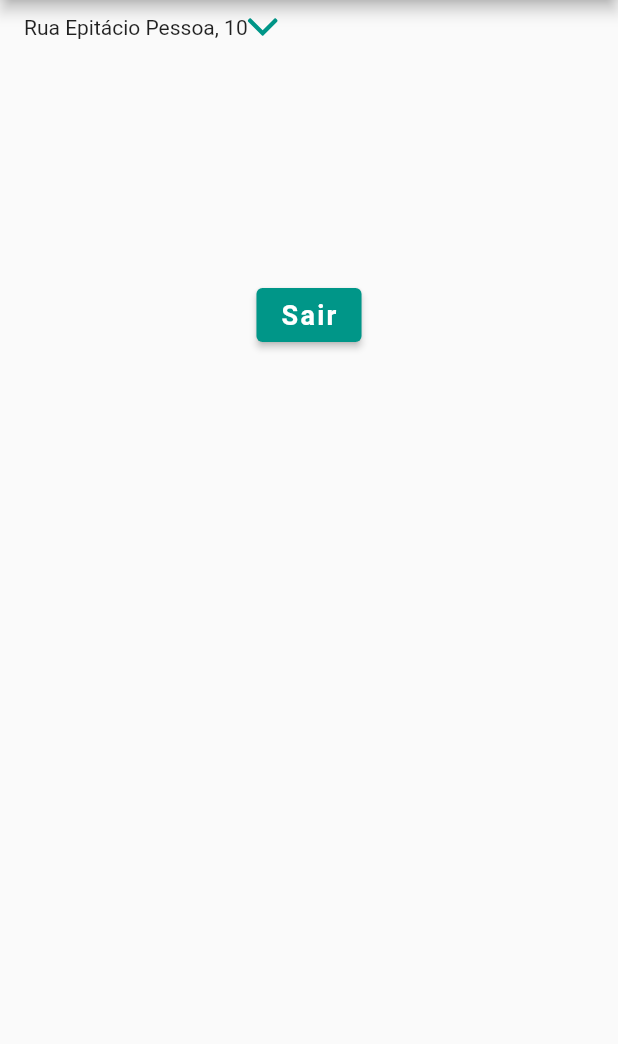
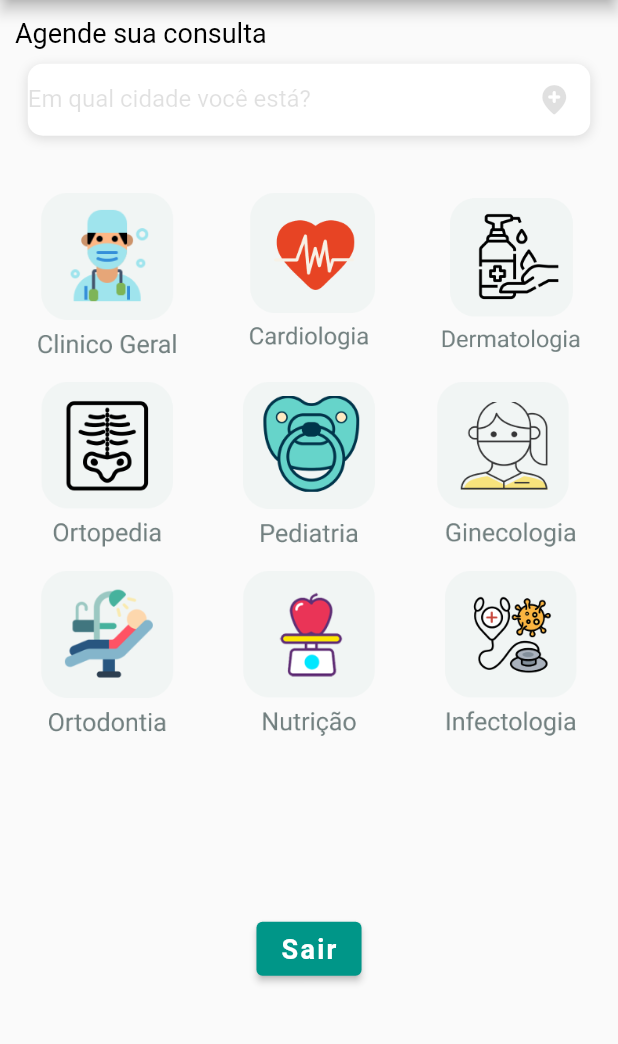
Before and after one commit to DoctorPlusApp/DoctorPlus, a Flutter app: the ContentPage screen opened directly, on a phone screen of 412 x 824 dp, the part 84-1128 px from its top. Run offline on Flutter 3.47's test engine with Material 2 defaults, Android fonts, the phone set to English and light mode, and no system bars; our stand-ins replace flutter_svg; Roboto replaces fonts that are missing (OpenSans).

Commit message:
feat: add new assets and implements content page

```diff
--- a/lib/views/content/content_page.dart
+++ b/lib/views/content/content_page.dart
@@ -1,6 +1,7 @@
-import 'package:doctor_plus_app/views/content/components/header_local_component.dart';
+import 'package:doctor_plus_app/utilities/constants.dart';
 import 'package:doctor_plus_app/views/content/login_screen.dart';
 import 'package:flutter/material.dart';
+import '/utilities/constants.dart';
 
 class ContentPage extends StatelessWidget {
   @override
@@ -16,9 +17,114 @@ class ContentPage extends StatelessWidget {
           backgroundColor: Colors.white,
         ),
         body: Column(
+          mainAxisAlignment: MainAxisAlignment.center,
           children: [
-        HeaderLocationComponent(
-          location: 'Rua Epitácio Pessoa, 10',
+            Container(
+              alignment: Alignment.centerLeft,
+              padding: EdgeInsets.all(10),
+              child: RichText(
+                text: TextSpan(
+                  children: [
+                    TextSpan(
+                      text: 'Agende sua consulta',
+                      style: TextStyle(
+                        color: Colors.black,
+                        fontSize: 18.0,
+                        fontWeight: FontWeight.w400,
+                      ),
+                    ),
+                  ],
+                ),
+              ),
+            ),
+            Container(
+              decoration: kBoxDecorationStyle,
+              margin: const EdgeInsets.only(bottom: 30.0),
+              width: 375,
+              child: TextField(
+                keyboardType: TextInputType.text,
+                style: TextStyle(
+                  color: Colors.black,
+                  fontFamily: 'OpenSans',
+                ),
+                decoration: InputDecoration(
+                  border: InputBorder.none,
+                  contentPadding: EdgeInsets.only(top: 14.0),
+                  suffixIcon: Icon(
+                    Icons.add_location_rounded,
+                    color: Colors.black12,
+                  ),
+                  hintText: 'Em qual cidade você está?',
+                  hintStyle: kHintTextStyle,
+                ),
+              ),
+            ),
+            Row(
+              mainAxisAlignment: MainAxisAlignment.spaceEvenly,
+              children: [
+                IconButton(
+                  icon: Image.asset(
+                      'assets/icons/contentPage/general-practitioner.png'),
+                  iconSize: 110,
+                  onPressed: () {},
+                ),
+                IconButton(
+                  icon:
+                      Image.asset('assets/icons/contentPage/cardiologist.png'),
+                  iconSize: 110,
+                  onPressed: () {},
+                ),
+                IconButton(
+                  icon:
+                      Image.asset('assets/icons/contentPage/dermatologist.png'),
+                  iconSize: 110,
+                  onPressed: () {},
+                ),
+              ],
+            ),
+            Row(
+              mainAxisAlignment: MainAxisAlignment.spaceEvenly,
+              children: [
+                IconButton(
+                  icon: Image.asset('assets/icons/contentPage/orthopedist.png'),
+                  iconSize: 110,
+                  onPressed: () {},
+                ),
+                IconButton(
+                  icon:
+                      Image.asset('assets/icons/contentPage/pediatrician.png'),
+                  iconSize: 110,
+                  onPressed: () {},
+                ),
+                IconButton(
+                  icon:
+                      Image.asset('assets/icons/contentPage/gynecologist.png'),
+                  iconSize: 110,
+                  onPressed: () {},
+                ),
+              ],
+            ),
+            Row(
+              mainAxisAlignment: MainAxisAlignment.spaceEvenly,
+              children: [
+                IconButton(
+                  icon:
+                      Image.asset('assets/icons/contentPage/orthodontics.png'),
+                  iconSize: 110,
+                  onPressed: () {},
+                ),
+                IconButton(
+                  icon: Image.asset('assets/icons/contentPage/nutrition.png'),
+                  iconSize: 110,
+                  onPressed: () {},
+                ),
+                IconButton(
+                  icon:
+                      Image.asset('assets/icons/contentPage/infectologist.png'),
+                  iconSize: 110,
+                  onPressed: () {},
+                ),
+              ],
             ),
             Container(
               child: Column(
@@ -33,7 +139,7 @@ class ContentPage extends StatelessWidget {
 
   Widget buildLoginBtn(BuildContext context) {
     return Container(
-      padding: EdgeInsets.all(150),
+      padding: EdgeInsets.all(110),
       child: ElevatedButton(
         onPressed: () {
           Navigator.push(
--- a/pubspec.yaml
+++ b/pubspec.yaml
@@ -25,5 +25,6 @@ flutter:
     - "assets/icons/"
     - "assets/fonts/"
     - "assets/logos/"
+    - "assets/icons/contentPage/"
 
   uses-material-design: true
```
Also changed, not shown: assets/icons/contentPage/cardiologist.png (added), assets/icons/contentPage/dermatologist.png (added), assets/icons/contentPage/general-practitioner.png (added), assets/icons/contentPage/gynecologist.png (added), assets/icons/contentPage/infectologist.png (added), assets/icons/contentPage/nutrition.png (added), assets/icons/contentPage/orthodontics.png (added), assets/icons/contentPage/orthopedist.png (added), assets/icons/contentPage/pediatrician.png (added). Lines whose indentation alone changed are shown as unchanged.
